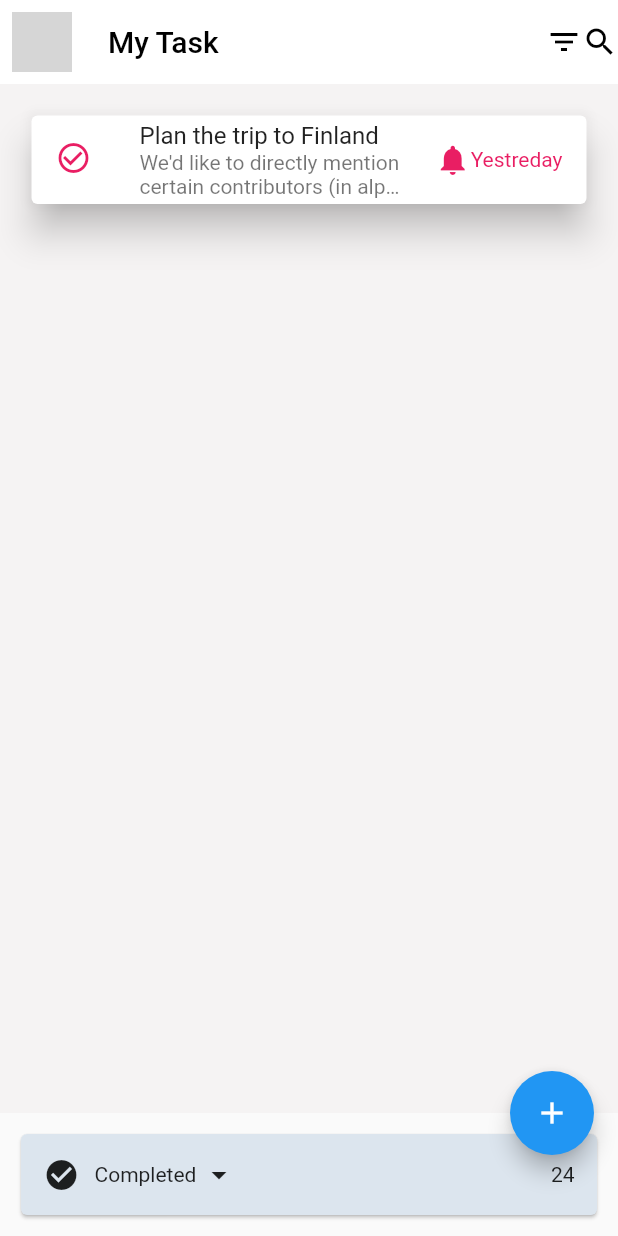
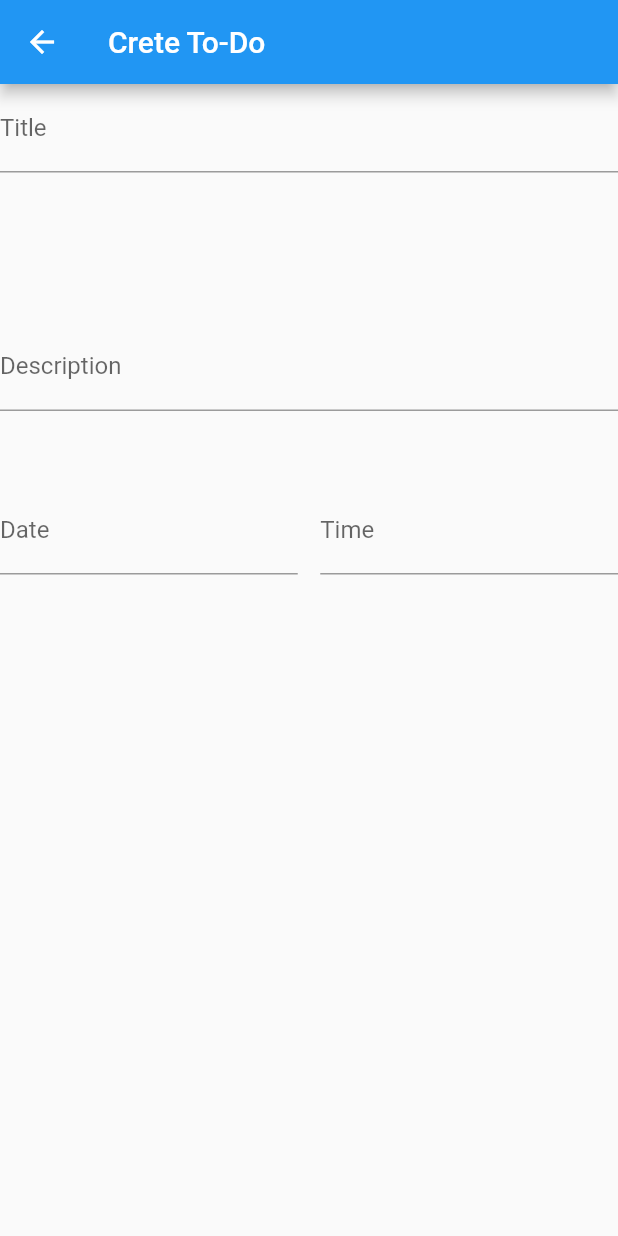
Before and after one commit to s-muel/my_first_todo, a Flutter app: the screen it shows after launch, after a tap on the "add" icon, on a phone screen of 412 x 824 dp. Run offline on Flutter 3.47's test engine with Material 2 defaults, Android fonts, the phone set to English and light mode, and no system bars; network calls fail; grey boxes are pictures that could not be loaded.

Commit message:
added a create todo page

```diff
--- /dev/null
+++ b/lib/create_todo_view.dart
@@ -0,0 +1,47 @@
+import 'package:flutter/material.dart';
+
+class CreateToDo extends StatelessWidget {
+  const CreateToDo({Key? key}) : super(key: key);
+
+  @override
+  Widget build(BuildContext context) {
+    return Scaffold(
+      appBar: AppBar(
+        title: const Text("Crete To-Do"),
+      ),
+      body: ListView(
+        children: [
+          TextFormField(
+            decoration: const InputDecoration(label: Text("Title")),
+          ),
+          const SizedBox(
+            height: 100,
+          ),
+          TextFormField(
+            decoration: const InputDecoration(label: Text("Description")),
+          ),
+          const SizedBox(
+            height: 50,
+          ),
+          Row(
+            children: [
+              Expanded(
+                child: TextFormField(
+                  decoration: const InputDecoration(label: Text("Date")),
+                ),
+              ),
+              SizedBox(
+                width: 15,
+              ),
+              Expanded(
+                child: TextFormField(
+                  decoration: const InputDecoration(label: Text("Time")),
+                ),
+              )
+            ],
+          )
+        ],
+      ),
+    );
+  }
+}
--- a/lib/home_view.dart
+++ b/lib/home_view.dart
@@ -1,4 +1,7 @@
 import 'package:flutter/material.dart';
+import 'package:my_todo_app1/create_todo_view.dart';
+
+import 'create_todo_view.dart';
 
 class HomeView extends StatelessWidget {
   const HomeView({Key? key}) : super(key: key);
@@ -32,7 +35,11 @@ class HomeView extends StatelessWidget {
         ),
       ),
       floatingActionButton: FloatingActionButton(
-        onPressed: () {},
+        onPressed: () {
+          Navigator.push(context, MaterialPageRoute(builder: (context) {
+            return CreateToDo();
+          }));
+        },
         child: const Icon(Icons.add),
       ),
       bottomSheet: Padding(
@@ -58,7 +65,6 @@ class HomeView extends StatelessWidget {
               ],
             ),
           ),
-
         ),
       ),
     );
```
